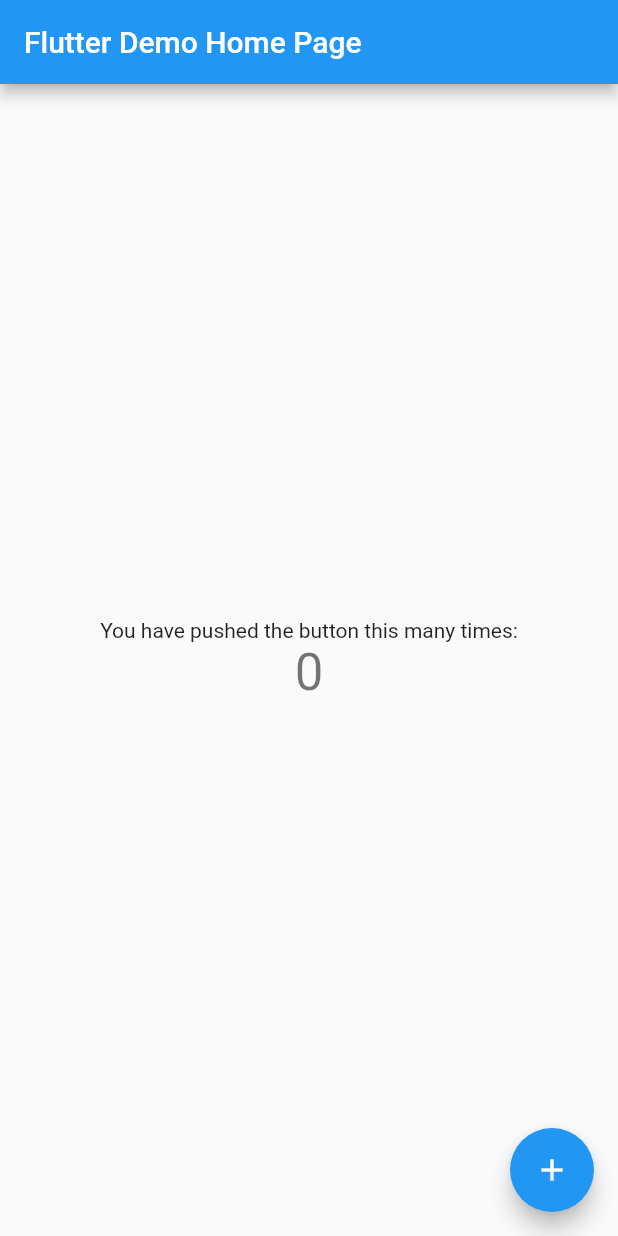
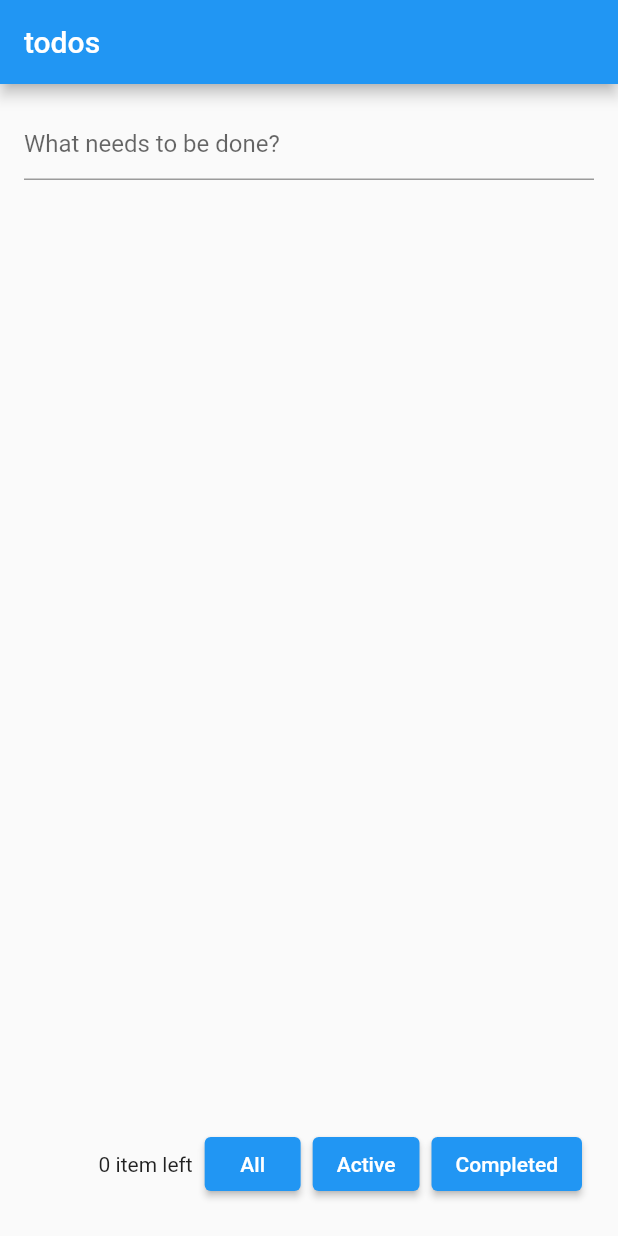
Before and after one commit to castrors/todo, a Flutter app: the screen it shows after launch, on a phone screen of 412 x 824 dp. Run offline on Flutter 3.47's test engine with Material 2 defaults, Android fonts, the phone set to English and light mode, and no system bars.

Commit message:
Implement todo app with provider

```diff
--- a/analysis_options.yaml
+++ b/analysis_options.yaml
@@ -23,7 +23,7 @@ linter:
   # producing the lint.
   rules:
     # avoid_print: false  # Uncomment to disable the `avoid_print` rule
-    # prefer_single_quotes: true  # Uncomment to enable the `prefer_single_quotes` rule
+    prefer_single_quotes: true  # Uncomment to enable the `prefer_single_quotes` rule
 
 # Additional information about this file can be found at
 # https://dart.dev/guides/language/analysis-options
--- a/lib/main.dart
+++ b/lib/main.dart
@@ -1,67 +1,102 @@
 import 'package:flutter/material.dart';
+import 'package:provider/provider.dart';
+import 'package:todo/modules/app/models/application.dart';
+import 'package:todo/modules/tasks/models/task.dart';
+import 'package:todo/modules/tasks/models/tasks.dart';
 
 void main() {
-  runApp(const MyApp());
+  runApp(const App());
 }
 
-class MyApp extends StatelessWidget {
-  const MyApp({Key? key}) : super(key: key);
+class App extends StatelessWidget {
+  const App({Key? key}) : super(key: key);
 
   @override
   Widget build(BuildContext context) {
     return MaterialApp(
-      title: 'Flutter Demo',
+      title: 'To-Do App',
       theme: ThemeData(
         primarySwatch: Colors.blue,
       ),
-      home: const MyHomePage(title: 'Flutter Demo Home Page'),
+      home: MultiProvider(
+        providers: [
+          ChangeNotifierProvider<Tasks>(
+            create: (_) => Tasks(),
+          ),
+        ],
+        child: MainPage(),
+      ),
     );
   }
 }
 
-class MyHomePage extends StatefulWidget {
-  const MyHomePage({Key? key, required this.title}) : super(key: key);
+class MainPage extends StatelessWidget {
+  final _textController = TextEditingController();
 
-  final String title;
-
-  @override
-  State<MyHomePage> createState() => _MyHomePageState();
-}
-
-class _MyHomePageState extends State<MyHomePage> {
-  int _counter = 0;
-
-  void _incrementCounter() {
-    setState(() {
-      _counter++;
-    });
-  }
+  MainPage({Key? key}) : super(key: key);
 
   @override
   Widget build(BuildContext context) {
     return Scaffold(
       appBar: AppBar(
-        title: Text(widget.title),
+        title: const Text('todos'),
       ),
-      body: Center(
+      body: Padding(
+        padding: const EdgeInsets.all(16.0),
         child: Column(
-          mainAxisAlignment: MainAxisAlignment.center,
+          crossAxisAlignment: CrossAxisAlignment.stretch,
           children: <Widget>[
-            const Text(
-              'You have pushed the button this many times:',
+            TextField(
+              controller: _textController,
+              textInputAction: TextInputAction.go,
+              decoration: InputDecoration(hintText: 'What needs to be done?'),
+              onSubmitted: (value) {
+                Provider.of<Tasks>(context, listen: false).addTask(
+                  Task(isCompleted: false, description: value),
+                );
+                _textController.text = '';
+              },
             ),
-            Text(
-              '$_counter',
-              style: Theme.of(context).textTheme.headline4,
+            Expanded(
+              child: Consumer<Tasks>(builder: (context, tasks, child) {
+                return ListView.builder(
+                  itemCount: tasks.tasks.length,
+                  itemBuilder: (context, index) {
+                    final task = tasks.tasks[index];
+                    return CheckboxListTile(
+                      value: task.isCompleted,
+                      title: Text(task.description),
+                      onChanged: (value) {
+                        tasks.setCompleteTask(task, value ?? false);
+                      },
+                    );
+                  },
+                );
+              }),
+            ),
+            Consumer<Tasks>(
+              builder: (context, tasks, child) {
+                return ButtonBar(
+                  children: [
+                    Text('${tasks.tasksToComplete} item left'),
+                    ElevatedButton(
+                        child: Text('All'),
+                        onPressed: () => tasks.setTaskFilter(TaskFilter.all)),
+                    ElevatedButton(
+                        child: Text('Active'),
+                        onPressed: () =>
+                            tasks.setTaskFilter(TaskFilter.active)),
+                    ElevatedButton(
+                        child: Text('Completed'),
+                        onPressed: () =>
+                            tasks.setTaskFilter(TaskFilter.completed))
+                  ],
+                );
+              },
             ),
           ],
         ),
       ),
-      floatingActionButton: FloatingActionButton(
-        onPressed: _incrementCounter,
-        tooltip: 'Increment',
-        child: const Icon(Icons.add),
-      ),
     );
   }
 }
--- /dev/null
+++ b/lib/modules/tasks/models/task.dart
@@ -0,0 +1,6 @@
+class Task {
+  bool isCompleted;
+  String description;
+
+  Task({required this.isCompleted, required this.description});
+}
--- /dev/null
+++ b/lib/modules/tasks/models/tasks.dart
@@ -0,0 +1,44 @@
+import 'dart:collection';
+
+import 'package:flutter/material.dart';
+
+import 'task.dart';
+
+enum TaskFilter { all, active, completed }
+
+class Tasks extends ChangeNotifier {
+  final List<Task> _taskList = [];
+
+  var _taskFilter = TaskFilter.all;
+
+  void setTaskFilter(TaskFilter taskFilter) {
+    _taskFilter = taskFilter;
+    notifyListeners();
+  }
+
+  UnmodifiableListView<Task> get tasks {
+    switch (_taskFilter) {
+      case TaskFilter.completed:
+        return UnmodifiableListView(
+            _taskList.where((element) => element.isCompleted));
+      case TaskFilter.active:
+        return UnmodifiableListView(
+            _taskList.where((element) => !element.isCompleted));
+      case TaskFilter.all:
+      default:
+        return UnmodifiableListView(_taskList);
+    }
+  }
+
+  int get tasksToComplete => _taskList.where((element) => !element.isCompleted).length;
+
+  void addTask(Task task) {
+    _taskList.add(task);
+    notifyListeners();
+  }
+
+  void setCompleteTask(Task task, bool isCompleted) {
+    task.isCompleted = isCompleted;
+    notifyListeners();
+  }
+}
```
Also changed, not shown: lib/modules/app/models/application.dart (added, +12 -0 lines), pubspec.yaml (+3 -68 lines), pubspec.lock.
